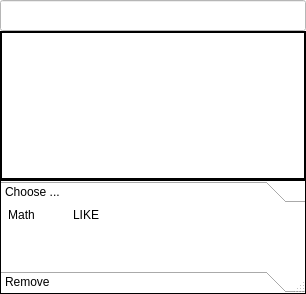
fritzone/ddm, file QueryItemListDialog.ui: the form before one commit.
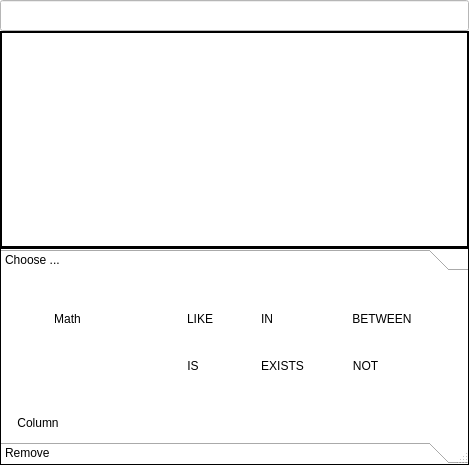
The form after the commit. Icons and pictures are not drawn.

Commit message: query drawing

```diff
--- a/QueryItemListDialog.ui
+++ b/QueryItemListDialog.ui
@@ -9,8 +9,8 @@
    <rect>
     <x>0</x>
     <y>0</y>
-    <width>306</width>
-    <height>294</height>
+    <width>469</width>
+    <height>465</height>
    </rect>
   </property>
   <property name="palette">
@@ -433,6 +433,12 @@
    </item>
    <item>
     <widget class="QToolBox" name="grpExpressionButtons">
+     <property name="sizePolicy">
+      <sizepolicy hsizetype="Preferred" vsizetype="Expanding">
+       <horstretch>0</horstretch>
+       <verstretch>0</verstretch>
+      </sizepolicy>
+     </property>
      <property name="palette">
       <palette>
        <active>
@@ -490,24 +496,24 @@
        <rect>
         <x>0</x>
         <y>0</y>
-        <width>304</width>
-        <height>79</height>
+        <width>467</width>
+        <height>161</height>
        </rect>
       </property>
       <attribute name="label">
        <string>Choose ...</string>
       </attribute>
+      <layout class="QVBoxLayout" name="verticalLayout_2">
+       <item>
+        <widget class="QFrame" name="frame">
+         <property name="frameShape">
+          <enum>QFrame::NoFrame</enum>
+         </property>
+         <property name="frameShadow">
+          <enum>QFrame::Plain</enum>
+         </property>
       <layout class="QGridLayout" name="gridLayout">
-       <property name="sizeConstraint">
-        <enum>QLayout::SetFixedSize</enum>
-       </property>
-       <property name="margin">
-        <number>0</number>
-       </property>
-       <property name="spacing">
-        <number>0</number>
-       </property>
-       <item row="0" column="0">
+          <item row="1" column="1">
         <widget class="QToolButton" name="btnMath">
          <property name="focusPolicy">
           <enum>Qt::ClickFocus</enum>
@@ -548,8 +554,8 @@
          </property>
         </widget>
        </item>
-       <item row="0" column="1">
-        <widget class="QToolButton" name="btnFunctions">
+          <item row="4" column="5">
+           <widget class="QToolButton" name="btnIs">
          <property name="focusPolicy">
           <enum>Qt::ClickFocus</enum>
          </property>
@@ -563,12 +569,39 @@
           <bool>true</bool>
          </property>
          <property name="text">
-          <string/>
-         </property>
-         <property name="icon">
-          <iconset resource="dbm.qrc">
-           <normaloff>:/images/actions/images/small/function.png</normaloff>:/images/actions/images/small/function.png</iconset>
-         </property>
+             <string>IS</string>
+            </property>
+            <property name="popupMode">
+             <enum>QToolButton::InstantPopup</enum>
+            </property>
+            <property name="toolButtonStyle">
+             <enum>Qt::ToolButtonIconOnly</enum>
+            </property>
+            <property name="autoRaise">
+             <bool>true</bool>
+            </property>
+            <property name="arrowType">
+             <enum>Qt::NoArrow</enum>
+            </property>
+           </widget>
+          </item>
+          <item row="1" column="6">
+           <widget class="QToolButton" name="btnIn">
+            <property name="focusPolicy">
+             <enum>Qt::ClickFocus</enum>
+            </property>
+            <property name="contextMenuPolicy">
+             <enum>Qt::CustomContextMenu</enum>
+            </property>
+            <property name="toolTip">
+             <string>The IN keyword</string>
+            </property>
+            <property name="autoFillBackground">
+             <bool>true</bool>
+            </property>
+            <property name="text">
+             <string>IN</string>
+            </property>
          <property name="popupMode">
           <enum>QToolButton::InstantPopup</enum>
          </property>
@@ -583,7 +616,131 @@
          </property>
         </widget>
        </item>
-       <item row="1" column="0">
+          <item row="4" column="6">
+           <widget class="QToolButton" name="btnExists">
+            <property name="focusPolicy">
+             <enum>Qt::ClickFocus</enum>
+            </property>
+            <property name="contextMenuPolicy">
+             <enum>Qt::CustomContextMenu</enum>
+            </property>
+            <property name="toolTip">
+             <string>The EXISTS keyword</string>
+            </property>
+            <property name="autoFillBackground">
+             <bool>true</bool>
+            </property>
+            <property name="text">
+             <string>EXISTS</string>
+            </property>
+            <property name="popupMode">
+             <enum>QToolButton::InstantPopup</enum>
+            </property>
+            <property name="toolButtonStyle">
+             <enum>Qt::ToolButtonIconOnly</enum>
+            </property>
+            <property name="autoRaise">
+             <bool>true</bool>
+            </property>
+            <property name="arrowType">
+             <enum>Qt::NoArrow</enum>
+            </property>
+           </widget>
+          </item>
+          <item row="1" column="5">
+           <widget class="QToolButton" name="btnLike">
+            <property name="focusPolicy">
+             <enum>Qt::ClickFocus</enum>
+            </property>
+            <property name="contextMenuPolicy">
+             <enum>Qt::CustomContextMenu</enum>
+            </property>
+            <property name="toolTip">
+             <string>The LIKE keyword</string>
+            </property>
+            <property name="autoFillBackground">
+             <bool>true</bool>
+            </property>
+            <property name="text">
+             <string>LIKE</string>
+            </property>
+            <property name="popupMode">
+             <enum>QToolButton::InstantPopup</enum>
+            </property>
+            <property name="toolButtonStyle">
+             <enum>Qt::ToolButtonIconOnly</enum>
+            </property>
+            <property name="autoRaise">
+             <bool>true</bool>
+            </property>
+            <property name="arrowType">
+             <enum>Qt::NoArrow</enum>
+            </property>
+           </widget>
+          </item>
+          <item row="1" column="7">
+           <widget class="QToolButton" name="btnBetween">
+            <property name="focusPolicy">
+             <enum>Qt::ClickFocus</enum>
+            </property>
+            <property name="contextMenuPolicy">
+             <enum>Qt::CustomContextMenu</enum>
+            </property>
+            <property name="toolTip">
+             <string>The EXISTS keyword</string>
+            </property>
+            <property name="autoFillBackground">
+             <bool>true</bool>
+            </property>
+            <property name="text">
+             <string>BETWEEN</string>
+            </property>
+            <property name="popupMode">
+             <enum>QToolButton::InstantPopup</enum>
+            </property>
+            <property name="toolButtonStyle">
+             <enum>Qt::ToolButtonIconOnly</enum>
+            </property>
+            <property name="autoRaise">
+             <bool>true</bool>
+            </property>
+            <property name="arrowType">
+             <enum>Qt::NoArrow</enum>
+            </property>
+           </widget>
+          </item>
+          <item row="4" column="7">
+           <widget class="QToolButton" name="btnNot">
+            <property name="focusPolicy">
+             <enum>Qt::ClickFocus</enum>
+            </property>
+            <property name="contextMenuPolicy">
+             <enum>Qt::CustomContextMenu</enum>
+            </property>
+            <property name="toolTip">
+             <string>The IN keyword</string>
+            </property>
+            <property name="autoFillBackground">
+             <bool>true</bool>
+            </property>
+            <property name="text">
+             <string>NOT</string>
+            </property>
+            <property name="popupMode">
+             <enum>QToolButton::InstantPopup</enum>
+            </property>
+            <property name="toolButtonStyle">
+             <enum>Qt::ToolButtonIconOnly</enum>
+            </property>
+            <property name="autoRaise">
+             <bool>true</bool>
+            </property>
+            <property name="arrowType">
+             <enum>Qt::NoArrow</enum>
+            </property>
+           </widget>
+          </item>
+          <item row="4" column="1">
         <widget class="QToolButton" name="btnBitwise">
          <property name="focusPolicy">
           <enum>Qt::ClickFocus</enum>
@@ -618,7 +775,42 @@
          </property>
         </widget>
        </item>
-       <item row="1" column="1">
+          <item row="4" column="3">
+           <widget class="QToolButton" name="btnFunctions">
+            <property name="focusPolicy">
+             <enum>Qt::ClickFocus</enum>
+            </property>
+            <property name="contextMenuPolicy">
+             <enum>Qt::CustomContextMenu</enum>
+            </property>
+            <property name="toolTip">
+             <string>Functions provided by the database</string>
+            </property>
+            <property name="autoFillBackground">
+             <bool>true</bool>
+            </property>
+            <property name="text">
+             <string/>
+            </property>
+            <property name="icon">
+             <iconset resource="dbm.qrc">
+              <normaloff>:/images/actions/images/small/function.png</normaloff>:/images/actions/images/small/function.png</iconset>
+            </property>
+            <property name="popupMode">
+             <enum>QToolButton::InstantPopup</enum>
+            </property>
+            <property name="toolButtonStyle">
+             <enum>Qt::ToolButtonIconOnly</enum>
+            </property>
+            <property name="autoRaise">
+             <bool>true</bool>
+            </property>
+            <property name="arrowType">
+             <enum>Qt::NoArrow</enum>
+            </property>
+           </widget>
+          </item>
+          <item row="1" column="3">
         <widget class="QToolButton" name="btnComparison">
          <property name="focusPolicy">
           <enum>Qt::ClickFocus</enum>
@@ -653,8 +845,11 @@
          </property>
         </widget>
        </item>
-       <item row="0" column="2">
-        <widget class="QToolButton" name="btnLike">
+         </layout>
+        </widget>
+       </item>
+       <item>
+        <widget class="QToolButton" name="btnColumn">
          <property name="focusPolicy">
           <enum>Qt::ClickFocus</enum>
          </property>
@@ -668,13 +863,23 @@
           <bool>true</bool>
          </property>
          <property name="text">
-          <string>LIKE</string>
+          <string>Column</string>
+         </property>
+         <property name="icon">
+          <iconset resource="dbm.qrc">
+           <normaloff>:/images/actions/images/small/table-select-column-icon.png</normaloff>:/images/actions/images/small/table-select-column-icon.png</iconset>
+         </property>
+         <property name="iconSize">
+          <size>
+           <width>16</width>
+           <height>16</height>
+          </size>
          </property>
          <property name="popupMode">
           <enum>QToolButton::InstantPopup</enum>
          </property>
          <property name="toolButtonStyle">
-          <enum>Qt::ToolButtonIconOnly</enum>
+          <enum>Qt::ToolButtonTextBesideIcon</enum>
          </property>
          <property name="autoRaise">
           <bool>true</bool>
```
Left out of the diff: 8 changed lines with no effect on the pictures. Lines whose indentation alone changed are shown as unchanged. The commit also changes 24 other files.
